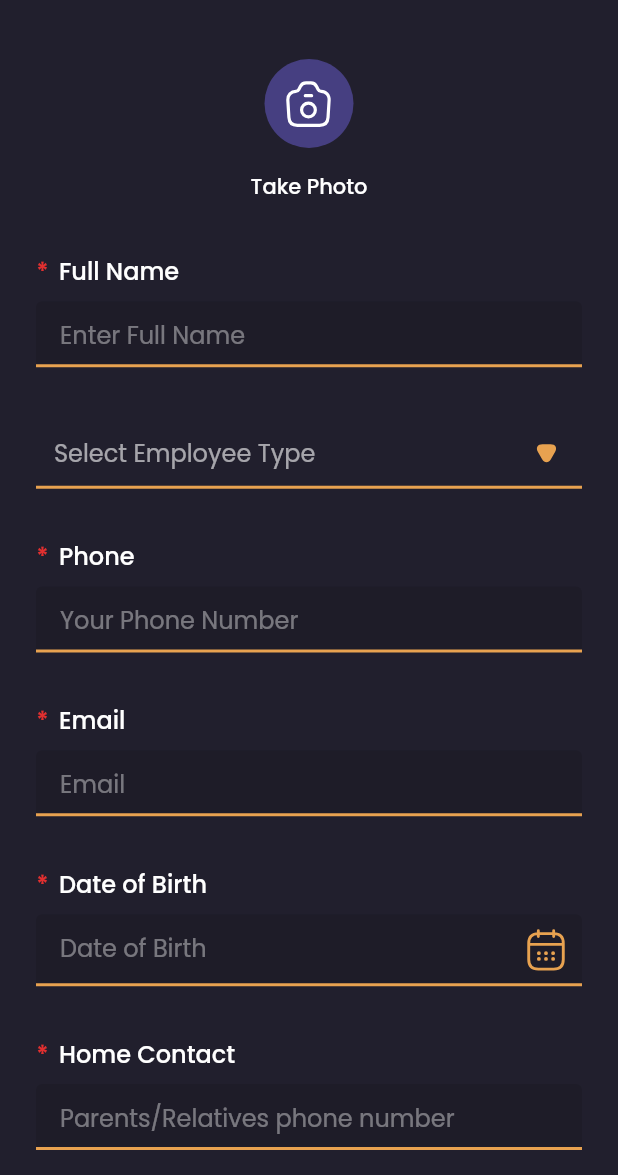
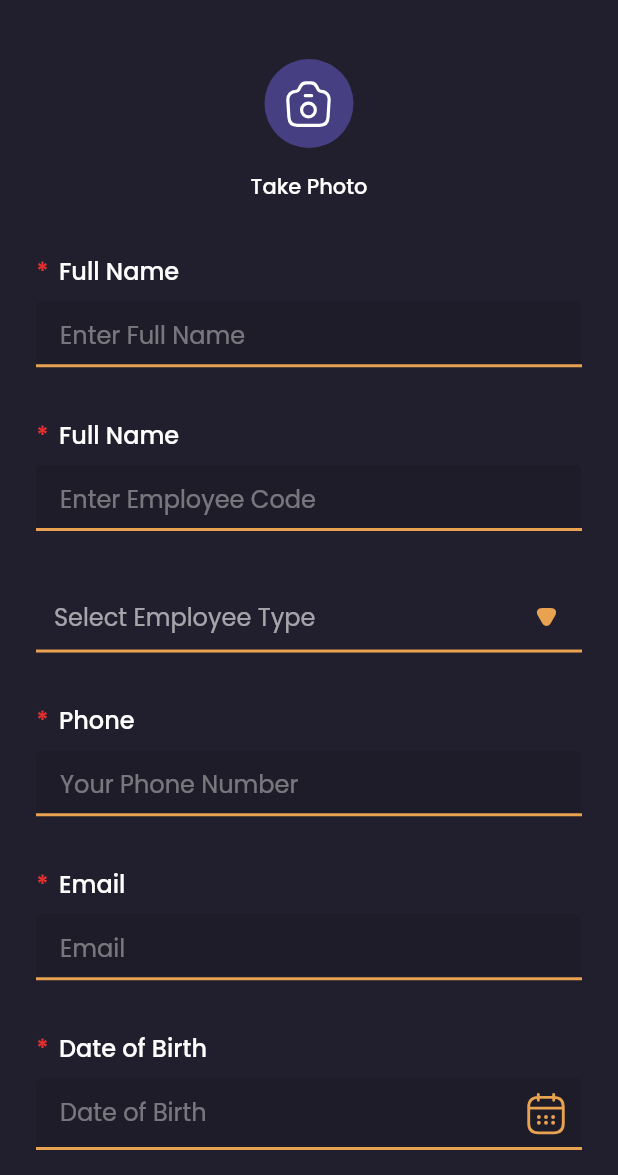
Before and after one commit to muhammedmuhsinmdi/eventes, a Flutter app: the AddEmployeeView screen opened by its route, on a phone screen of 412 x 824 dp, the part 61-1236 px from its top. Run offline on Flutter 3.47's test engine with Material 2 defaults, Android fonts, the phone set to English and light mode, and no system bars; drawn by our look-alikes of dropdown_search; our stand-ins replace cached_network_image, dio, firebase_auth, firebase_core, flutter_rating_bar, flutter_svg and 4 more; missing offline and left inert: qr_code_scanner; accounts and stored records are empty; project files that could hold a hidden picture were left out.

Commit message:
feat: employee add completed

```diff
--- a/lib/app/app.dart
+++ b/lib/app/app.dart
@@ -2,6 +2,7 @@ import 'package:evantez/app/router/router.dart';
 import 'package:evantez/app/router/router_constant.dart';
 import 'package:evantez/src/model/core/models/rentalitem/rentalitem_model.dart';
 import 'package:evantez/src/model/repository/events/events_controller.dart';
+import 'package:evantez/src/model/repository/resource/employee/add_employee_controller.dart';
 import 'package:evantez/src/model/repository/resource/employee_repository.dart';
 import 'package:evantez/src/model/repository/resource/rentalitem_repository.dart';
 import 'package:evantez/src/model/repository/resource/settingswages_repository.dart';
@@ -29,6 +30,7 @@ class MyApp extends StatelessWidget {
         // ChangeNotifierProvider(create: (_) => SignupViewState()),
         ChangeNotifierProvider(create: (_) => AuthController()),
         // ChangeNotifierProvider(create: (_) => OtpViewstate()),
+        ChangeNotifierProvider(create: (_) => AddEmployeeController()),
         ChangeNotifierProvider(create: (_) => EmployeesController()),
         ChangeNotifierProvider(create: (_) => EventController()),
         ChangeNotifierProvider(create: (_) => SettingsWageController()),
--- a/lib/src/serializer/models/employee_details_response.dart
+++ b/lib/src/serializer/models/employee_details_response.dart
@@ -16,7 +16,7 @@ class EmployeeDetails {
   final int? idProofType;
 
   EmployeeDetails({
-    this.id,
+    this.id = 0,
     this.createdAt,
     this.updatedAt,
     this.currentRating,
--- /dev/null
+++ b/lib/src/serializer/models/employee_type/employee_model.dart
@@ -0,0 +1,112 @@
+import 'dart:convert';
+
+EmployeeModel employeeModelFromJson(String str) => EmployeeModel.fromJson(json.decode(str));
+
+String employeeModelToJson(EmployeeModel data) => json.encode(data.toJson());
+
+class EmployeeModel {
+    late int? id;
+    late DateTime? createdAt;
+    late DateTime? updatedAt;
+    late String? employeeName;
+    late String? employeeMobile;
+    late String? image;
+    late int? totalEarnings;
+    late String? currentRating;
+    late String? code;
+    late bool? isActive;
+    late DateTime? dob;
+    late String? bloodGroup;
+    late String? homeContact;
+    late String? email;
+    late String? address;
+    late String? idProofNumber;
+    late int? employeeType;
+    late int? user;
+    late int? idProofType;
+
+    EmployeeModel({
+        this.id,
+        this.createdAt,
+        this.updatedAt,
+        this.employeeName,
+        this.employeeMobile,
+        this.image,
+        this.totalEarnings = 0,
+        this.currentRating = "0",
+        this.code,
+        this.isActive = true,
+        this.dob,
+        this.bloodGroup,
+        this.homeContact,
+        this.email,
+        this.address,
+        this.idProofNumber,
+        this.employeeType,
+        this.user,
+        this.idProofType,
+    });
+
+    factory EmployeeModel.fromJson(Map<String, dynamic> json) => EmployeeModel(
+        id: json["id"],
+        createdAt: json["created_at"] == null ? null : DateTime.parse(json["created_at"]),
+        updatedAt: json["updated_at"] == null ? null : DateTime.parse(json["updated_at"]),
+        employeeName: json["employee_name"],
+        employeeMobile: json["employee_mobile"],
+        image: json["image"],
+        totalEarnings: json["total_earnings"],
+        currentRating: json["current_rating"],
+        code: json["code"],
+        isActive: json["is_active"],
+        dob: json["dob"] == null ? null : DateTime.parse(json["dob"]),
+        bloodGroup: json["blood_group"],
+        homeContact: json["home_contact"],
+        email: json["email"],
+        address: json["address"],
+        idProofNumber: json["id_proof_number"],
+        employeeType: json["employee_type"],
+        user: json["user"],
+        idProofType: json["id_proof_type"],
+    );
+
+    Map<String, dynamic> toJson() => {
+        "id": id,
+        "created_at": createdAt?.toIso8601String(),
+        "updated_at": updatedAt?.toIso8601String(),
+        "employee_name": employeeName,
+        "employee_mobile": employeeMobile,
+        "image": image,
+        "total_earnings": totalEarnings,
+        "current_rating": currentRating,
+        "code": code,
+        "is_active": isActive,
+       // "dob": "${dob!.year.toString().padLeft(4, '0')}-${dob!.month.toString().padLeft(2, '0')}-${dob!.day.toString().padLeft(2, '0')}",
+        "blood_group": bloodGroup,
+        "home_contact": homeContact,
+        "email": email,
+        "address": address,
+        "id_proof_number": idProofNumber,
+        "employee_type": employeeType,
+        "user": user,
+        "id_proof_type": idProofType,
+    };
+
+    Map<String, dynamic> toAddJson() => {
+        "employee_name": employeeName,
+        "employee_mobile": employeeMobile,
+        "image": image,
+        "total_earnings": totalEarnings,
+        "current_rating": currentRating,
+        "code": code,
+        "is_active": isActive,
+       "dob": "${DateTime.now().year.toString().padLeft(4, '0')}-${DateTime.now().month.toString().padLeft(2, '0')}-${DateTime.now().day.toString().padLeft(2, '0')}",
+        "blood_group": bloodGroup,
+        "home_contact": homeContact,
+        "email": email,
+        "address": address,
+        "id_proof_number": idProofNumber,
+        "employee_type": employeeType,
+        "user": user,
+        "id_proof_type": idProofType,
+    };
+}
--- a/lib/src/view/core/constants/app_strings.dart
+++ b/lib/src/view/core/constants/app_strings.dart
@@ -88,4 +88,5 @@ class AppStrings {
   static const String accountNoText = "Account Number";
   static const String ifscCodeText = "IFSC";
   static const String settingsWorkText = 'Setting Work';
+  static const String employeeCode = "Employee Code";
 }
--- a/lib/src/view/core/widgets/common_drop_down.dart
+++ b/lib/src/view/core/widgets/common_drop_down.dart
@@ -18,7 +18,7 @@ class CommonDropdown extends StatelessWidget {
   final String? label;
 
   final bool? textAlignCenter;
-  // final FormFieldValidator<DropDownValue>? validator;
+  final String? Function(DropDownValue?)? validator;
   const CommonDropdown(
       {Key? key,
       required this.hintText,
@@ -27,9 +27,9 @@ class CommonDropdown extends StatelessWidget {
       required this.onChanged,
       this.label,
       this.showSearchBox = true,
-      // this.validator,
       this.isVisibleClearButton = false,
-      this.textAlignCenter})
+      this.textAlignCenter,
+      this.validator})
       : super(key: key);
 
   @override
@@ -106,8 +106,7 @@ class CommonDropdown extends StatelessWidget {
                           BorderRadius.only(topRight: Radius.circular(16), topLeft: Radius.circular(16)),
                     ),
                   )),
-              // validator: validator,
-              // onSaved: onSave,
+              validator: validator,
               onChanged: (v) {
                 onChanged(v);
               },
--- a/lib/src/view/view/admin/resouces/employee/add_employee_view/add_employee_view.dart
+++ b/lib/src/view/view/admin/resouces/employee/add_employee_view/add_employee_view.dart
@@ -1,4 +1,5 @@
 import 'package:evantez/src/model/repository/auth/auth_controller.dart';
+import 'package:evantez/src/model/repository/resource/employee/add_employee_controller.dart';
 import 'package:evantez/src/model/repository/resource/employee_repository.dart';
 import 'package:evantez/src/view/core//constants/app_images.dart';
 import 'package:evantez/src/view/core//constants/constants.dart';
@@ -7,12 +8,10 @@ import 'package:evantez/src/view/core//widgets/custom_dropdown_search.dart';
 import 'package:evantez/src/view/core//widgets/custom_textfield.dart';
 import 'package:evantez/src/view/core//widgets/footer_button.dart';
 import 'package:evantez/src/view/core/widgets/common_drop_down.dart';
-import 'package:evantez/src/view/core/widgets/custom_date_picker.dart';
+import 'package:evantez/src/view/core/widgets/drop_down_value.dart';
 import 'package:flutter/material.dart';
 import 'package:flutter_svg/svg.dart';
 import 'package:provider/provider.dart';
-
-import '../../../../../../model/components/date_time_picker.dart';
 import '../../../../../core/constants/app_strings.dart';
 import '../../../../../core/themes/typography.dart';
 import '../../../../../core/widgets/custom_back_btn.dart';
@@ -23,6 +22,7 @@ class AddEmployeeView extends StatelessWidget {
   @override
   Widget build(BuildContext context) {
     final controller = context.watch<EmployeesController>();
+    final empController = context.watch<AddEmployeeController>();
     final auth = context.watch<AuthController>();
     final kSize = MediaQuery.of(context).size;
     return Scaffold(
@@ -35,6 +35,8 @@ class AddEmployeeView extends StatelessWidget {
           child: Padding(
             padding: const EdgeInsets.fromLTRB(AppConstants.baseBorderRadius, AppConstants.baseBorderRadius,
                 AppConstants.baseBorderRadius, 0),
+            child: Form(
+              key: empController.employeeForm,
               child: Column(
                 children: [
                   uploadProImage(kSize),
@@ -42,38 +44,67 @@ class AddEmployeeView extends StatelessWidget {
                     height: kSize.height * 0.040,
                   ),
                   CustomTextField(
-                  controller: controller.nameController,
+                    controller: empController.nameController,
                     text: AppStrings.fullNameText,
                     required: true,
                     hintText: "Enter ${AppStrings.fullNameText}",
+                    validator: empController.nameValidator,
+                    onSave: (val){
+                       empController.employee.employeeName = val;
+                    },
+                  ),
+                  SizedBox(
+                    height: kSize.height * 0.040,
+                  ),
+                  CustomTextField(
+                    controller: empController.codeController,
+                    text: AppStrings.fullNameText,
+                    required: true,
+                    hintText: "Enter ${AppStrings.employeeCode}",
+                    validator: empController.codeValidator,
+                    onSave: (val){
+                       empController.employee.code = val;
+                    },
                   ),
                   SizedBox(
                     height: kSize.height * 0.040,
                   ),
                   CommonDropdown(
                       hintText: 'Select Employee Type',
-                    dropDownValue: controller.types,
-                    onChanged: (value) {
-                      controller.chnage(value);
+                      dropDownValue: empController.types,
+                      selecteItem: empController.selectedEmpType,
+                      validator: empController.empTypeValidator,
+                      onChanged: (DropDownValue value) {
+                        empController.selectedEmpType = value;
+                        empController.employee.employeeType = value.id;
                       }),
 
                   SizedBox(
                     height: kSize.height * 0.040,
                   ),
                   CustomTextField(
-                  controller: controller.phoneController,
+                    controller: empController.phoneController,
                     text: AppStrings.phoneText,
+                    keyboardType: TextInputType.number,
                     required: true,
                     hintText: AppStrings.phoneHint,
+                    validator: empController.phoneValidator,
+                    onSave: (val){
+                       empController.employee.employeeMobile = val;
+                    },
                   ),
                   SizedBox(
                     height: kSize.height * 0.040,
                   ),
                   CustomTextField(
-                  controller: controller.emailController,
+                    controller: empController.emailTextController,
                     text: 'Email',
                     required: true,
                     hintText: 'Email',
+                    validator: empController.emailValidator,
+                    onSave: (val){
+                       empController.employee.email = val;
+                    },
                   ),
                   // SizedBox(
                   //   height: kSize.height * 0.040,
@@ -99,6 +130,7 @@ class AddEmployeeView extends StatelessWidget {
                     //  controller: dob,
                     hintText: AppStrings.dobText,
                     text: AppStrings.dobText,
+                     validator: empController.dobValidator,
                     onChanged: (value) {
                       controller.changeDate(value);
                     },
@@ -113,20 +145,29 @@ class AddEmployeeView extends StatelessWidget {
                     height: kSize.height * 0.040,
                   ),
                   CustomTextField(
-                  controller: controller.homeContact,
+                    controller: empController.homeContact,
                     text: AppStrings.homeContactText,
                     required: true,
+                    keyboardType: TextInputType.number,
                     hintText: AppStrings.homeContactHint,
+                    validator: empController.homeContactValidator,
+                    onSave: (val){
+                       empController.employee.homeContact = val;
+                    },
                   ),
                   SizedBox(
                     height: kSize.height * 0.040,
                   ),
                   CustomTextField(
-                  controller: controller.addressController,
+                    controller: empController.addressContactTxtController,
                     text: AppStrings.address,
                     required: true,
                     maxLines: 3,
                     hintText: AppStrings.address,
+                    validator: empController.homeContactValidator,
+                    onSave: (val){
+                       empController.employee.address = val;
+                    },
                   ),
                   SizedBox(
                     height: kSize.height * 0.040,
@@ -134,27 +175,37 @@ class AddEmployeeView extends StatelessWidget {
                   // idproof(),
                   CommonDropdown(
                       hintText: 'Id Proof',
-                    dropDownValue: controller.employeeIdLists,
-                    onChanged: (value) {
-                      controller.changeId(value);
+                      dropDownValue: empController.employeeIdLists,
+                      selecteItem: empController.selectedIdType,
+                      validator: empController.idTypeValidator,
+                      onChanged: (DropDownValue value) {
+                        empController.selectedIdType = value;
+                        empController.employee.idProofType = value.id;
                       }),
                   SizedBox(
                     height: kSize.height * 0.040,
                   ),
                   CustomTextField(
-                  controller: controller.idNumber,
+                    controller: empController.idNumberTxtController,
                     text: AppStrings.panCardText,
                     required: true,
                     hintText: AppStrings.panCardText,
+                    validator: empController.idNumberValidator,
+                    onSave: (val){
+                       empController.employee.idProofNumber = val;
+                    },
                   ),
                   SizedBox(
                     height: kSize.height * 0.040,
                   ),
                   CustomTextField(
-                  controller: controller.bloodGroupController,
+                    controller: empController.bloodGroupController,
                     text: '',
                     required: true,
                     hintText: 'Blood Group',
+                    onSave: (val){
+                       empController.employee.bloodGroup = val;
+                    },
                   ),
                   SizedBox(
                     height: kSize.height * 0.040,
@@ -162,13 +213,14 @@ class AddEmployeeView extends StatelessWidget {
                   FooterButton(
                     label: 'Add Employee',
                     onTap: () {
-                    controller.employeeAdd(token: auth.accesToken ?? '', context: context);
+                      empController.addEmployee(token: auth.accesToken ?? '', context: context).then((value) => controller.employeeList(token: auth.accesToken ?? ''));
                     },
                   ),
                   SizedBox(
                     height: kSize.height * 0.040,
                   ),
                 ],
+              ),
             ),
           ),
         ),
```
Also changed, not shown: lib/src/model/repository/resource/employee/add_employee_controller.dart (added, +220 -0 lines), lib/src/model/repository/resource/employee_repository.dart (+30 -23 lines), lib/src/providers/resources/employee_type/employee_type_viewstate.dart (+7 -2 lines), lib/src/view/view/admin/resouces/employee/employee_list_view/employee_list_view.dart (+10 -7 lines). Lines whose indentation alone changed are shown as unchanged.
